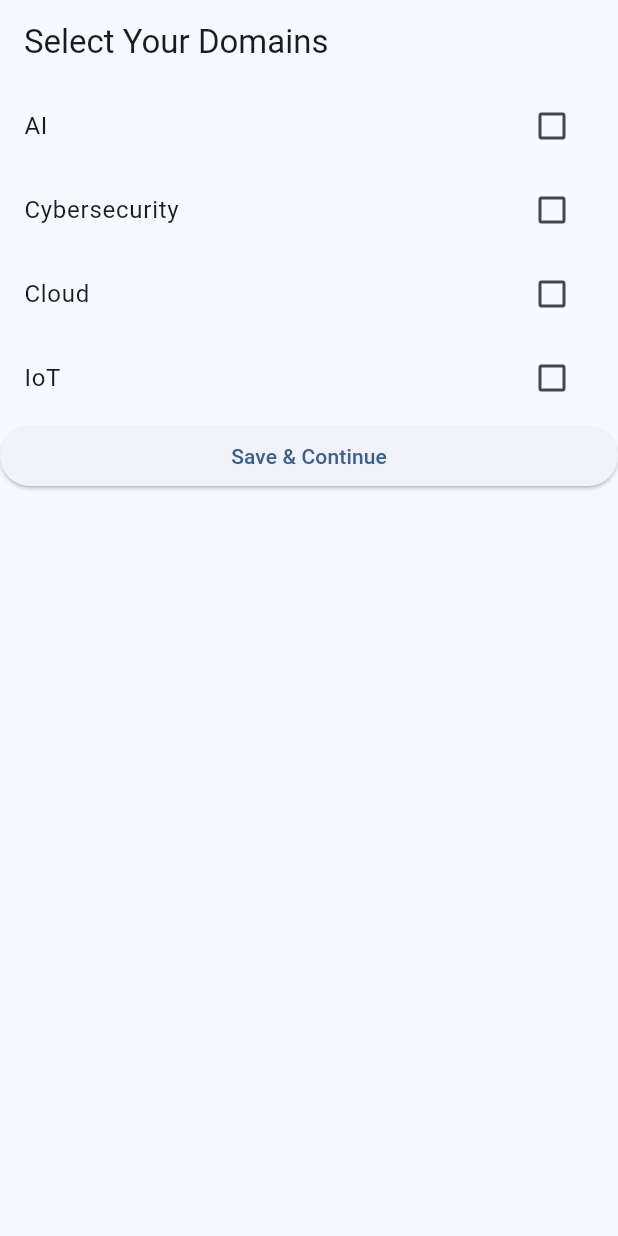
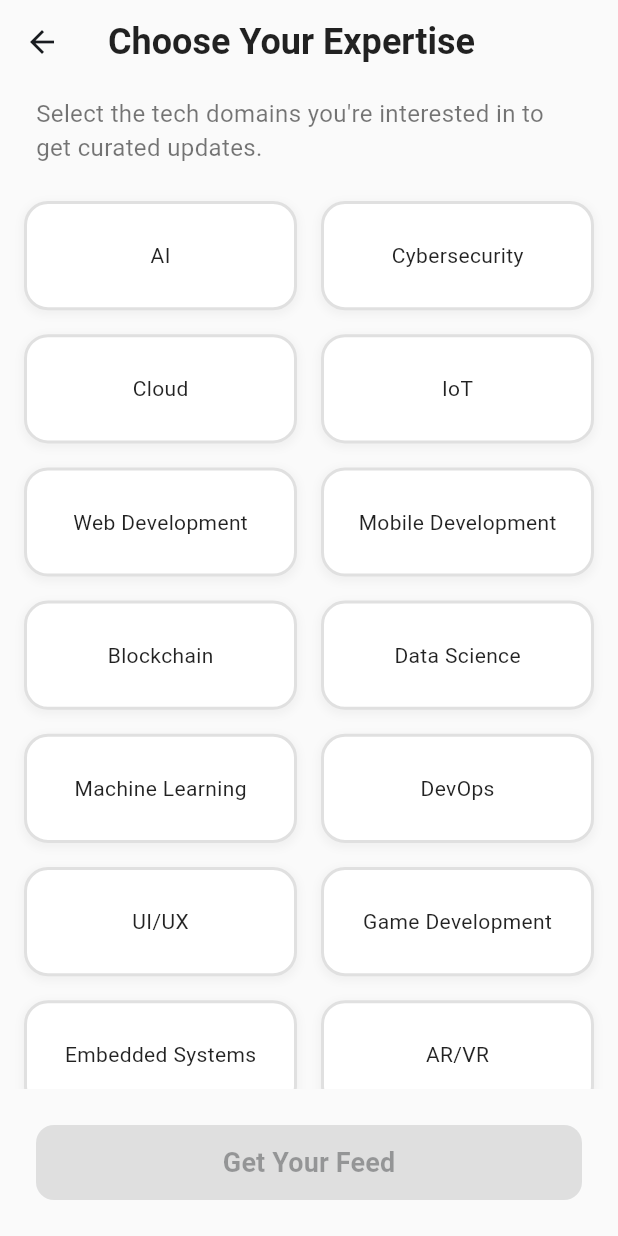
Before and after one commit to AshokKumar2525/Student_Personalized_App, a Flutter app: the DomainSelectionPage screen opened directly, on a phone screen of 412 x 824 dp. Run offline on Flutter 3.47's test engine with Material 3 defaults, Android fonts, the phone set to English and light mode, and no system bars; our stand-ins replace shared_preferences; accounts and stored records are empty.

Commit message:
night work save!

```diff
--- a/spa/lib/pages/career_connect/domain_selection_page.dart
+++ b/spa/lib/pages/career_connect/domain_selection_page.dart
@@ -1,6 +1,6 @@
 import 'package:flutter/material.dart';
 import 'package:shared_preferences/shared_preferences.dart';
-import 'tech_updates_page.dart';  // 👈 important
+import 'tech_updates_page.dart';
 
 class DomainSelectionPage extends StatefulWidget {
   const DomainSelectionPage({super.key});
@@ -10,14 +10,28 @@ class DomainSelectionPage extends StatefulWidget {
 }
 
 class _DomainSelectionPageState extends State<DomainSelectionPage> {
-  final List<String> allDomains = ["AI", "Cybersecurity", "Cloud", "IoT"];
-  final List<String> selected = [];
+  final List<String> allDomains = [
+    "AI", "Cybersecurity", "Cloud", "IoT", "Web Development", "Mobile Development",
+    "Blockchain", "Data Science", "Machine Learning", "DevOps", "UI/UX",
+    "Game Development", "Embedded Systems", "AR/VR", "Big Data", "Robotics",
+    "Quantum Computing", "Networking", "Software Engineering", "Database Systems",
+    "Open Source", "Digital Marketing", "E-commerce", "Biotech", "Healthcare Tech",
+    "Automotive Tech",
+  ];
+  final List<String> _selectedDomains = [];
+  late final Future<SharedPreferences> _prefs;
+
+  @override
+  void initState() {
+    super.initState();
+    _prefs = SharedPreferences.getInstance();
+  }
 
   void _saveSelection() async {
-    final prefs = await SharedPreferences.getInstance();
-    await prefs.setStringList('selectedDomains', selected);
+    final prefs = await _prefs;
+    await prefs.setStringList('selectedDomains', _selectedDomains);
 
-    if (!mounted) return; // ✅ ensure widget is still in tree
+    if (!mounted) return;
 
     Navigator.pushReplacement(
       context,
@@ -25,33 +39,123 @@ class _DomainSelectionPageState extends State<DomainSelectionPage> {
     );
   }
 
-
   @override
   Widget build(BuildContext context) {
     return Scaffold(
-      appBar: AppBar(title: const Text("Select Your Domains")),
-      body: ListView(
+      backgroundColor: Colors.grey[50],
+      appBar: AppBar(
+        title: const Text(
+          "Choose Your Expertise",
+          style: TextStyle(
+            fontWeight: FontWeight.bold,
+            fontSize: 24,
+            color: Colors.black87,
+          ),
+        ),
+        centerTitle: false,
+        backgroundColor: Colors.transparent,
+        elevation: 0,
+      ),
+      body: Column(
+        crossAxisAlignment: CrossAxisAlignment.start,
         children: [
-          for (var domain in allDomains)
-            CheckboxListTile(
-              title: Text(domain),
-              value: selected.contains(domain),
-              onChanged: (val) {
-                setState(() {
-                  if (val == true) {
-                    selected.add(domain);
-                  } else {
-                    selected.remove(domain);
-                  }
-                });
+          const Padding(
+            padding: EdgeInsets.symmetric(horizontal: 24.0, vertical: 8.0),
+            child: Text(
+              "Select the tech domains you're interested in to get curated updates.",
+              style: TextStyle(
+                fontSize: 16,
+                color: Colors.black54,
+              ),
+            ),
+          ),
+          Expanded(
+            child: GridView.builder(
+              padding: const EdgeInsets.all(16.0),
+              gridDelegate: const SliverGridDelegateWithFixedCrossAxisCount(
+                crossAxisCount: 2,
+                childAspectRatio: 2.5,
+                crossAxisSpacing: 16,
+                mainAxisSpacing: 16,
+              ),
+              itemCount: allDomains.length,
+              itemBuilder: (context, index) {
+                final domain = allDomains[index];
+                return _buildDomainChip(domain);
               },
             ),
-          ElevatedButton(
-            onPressed: _saveSelection,
-            child: const Text("Save & Continue"),
+          ),
+          Padding(
+            padding: const EdgeInsets.all(24.0),
+            child: SizedBox(
+              width: double.infinity,
+              height: 50,
+              child: ElevatedButton(
+                onPressed: _selectedDomains.isNotEmpty ? _saveSelection : null,
+                style: ElevatedButton.styleFrom(
+                  backgroundColor: Colors.deepPurple,
+                  foregroundColor: Colors.white,
+                  shape: RoundedRectangleBorder(
+                    borderRadius: BorderRadius.circular(12),
+                  ),
+                  elevation: 5,
+                ),
+                child: const Text(
+                  "Get Your Feed",
+                  style: TextStyle(
+                    fontSize: 18,
+                    fontWeight: FontWeight.bold,
+                  ),
+                ),
+              ),
+            ),
           ),
         ],
       ),
     );
   }
+
+  Widget _buildDomainChip(String domain) {
+    final isSelected = _selectedDomains.contains(domain);
+    return InkWell(
+      onTap: () {
+        setState(() {
+          if (isSelected) {
+            _selectedDomains.remove(domain);
+          } else {
+            _selectedDomains.add(domain);
+          }
+        });
+      },
+      borderRadius: BorderRadius.circular(16),
+      child: Container(
+        alignment: Alignment.center,
+        padding: const EdgeInsets.symmetric(horizontal: 12, vertical: 8),
+        decoration: BoxDecoration(
+          color: isSelected ? Colors.deepPurple.shade50 : Colors.white,
+          border: Border.all(
+            color: isSelected ? Colors.deepPurple : Colors.grey.shade300,
+            width: 2,
+          ),
+          borderRadius: BorderRadius.circular(16),
+          boxShadow: [
+            BoxShadow(
+              color: isSelected ? Colors.deepPurple.withOpacity(0.15) : Colors.grey.withOpacity(0.1),
+              spreadRadius: 1,
+              blurRadius: 4,
+              offset: const Offset(0, 2),
+            ),
+          ],
+        ),
+        child: Text(
+          domain,
+          style: TextStyle(
+            color: isSelected ? Colors.deepPurple : Colors.black87,
+            fontWeight: isSelected ? FontWeight.bold : FontWeight.normal,
+            fontSize: 14,
+          ),
+        ),
+      ),
+    );
+  }
 }
```
Also changed, not shown: spa/lib/pages/career_connect/important_updates_page.dart (+25 -17 lines), spa/lib/pages/career_connect/tech_updates_page.dart (+81 -45 lines), 1 other file.
